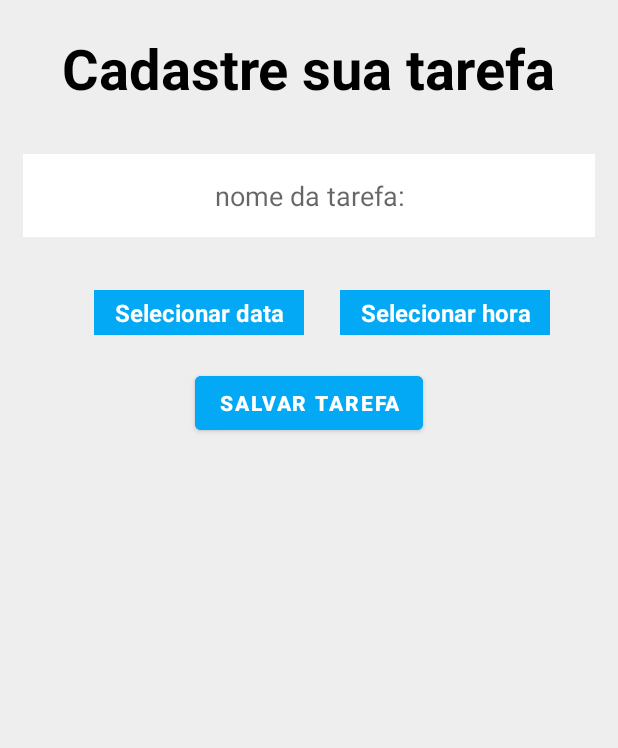
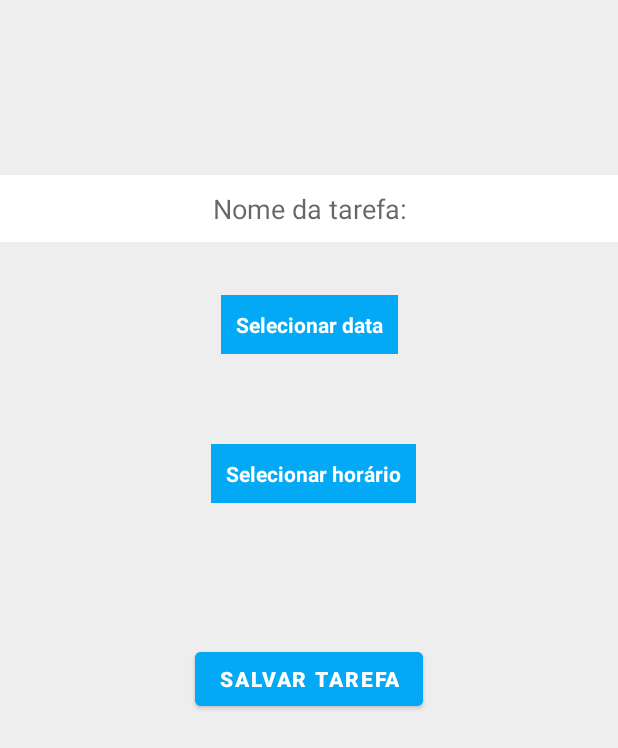
Before and after one commit to edumfelix/HubApp, an Android app: the CadastrarTarefaActivity screen opened directly, with no data from a screen before it, on a phone screen of 412 x 824 dp. Shown: the top 748 px of the screen. Run offline under Robolectric (Android 15) with nearby library versions, the phone set to English and light mode, and no system bars.

```diff
--- a/app/src/main/java/com/guina/tasklist/TELAS/CadastrarTarefaActivity.java
+++ b/app/src/main/java/com/guina/tasklist/TELAS/CadastrarTarefaActivity.java
@@ -7,7 +7,6 @@ import android.app.TimePickerDialog;
 import android.content.Intent;
 import android.os.Bundle;
 import android.view.View;
-import android.view.Window;
 import android.widget.Button;
 import android.widget.DatePicker;
 import android.widget.EditText;
@@ -20,52 +19,51 @@ import com.guina.tasklist.Tarefa;
 
 import java.text.SimpleDateFormat;
 import java.util.Calendar;
+import java.util.Locale;
 
 public class CadastrarTarefaActivity extends AppCompatActivity {
 
-
-    private EditText EdtTarefa;
+    private EditText edtDescricao;
     private TextView txtData;
     private TextView txtHora;
     private Button btnSalvar;
     private Calendar dataHora = Calendar.getInstance();
 
+
     @Override
     protected void onCreate(Bundle savedInstanceState) {
         super.onCreate(savedInstanceState);
-        requestWindowFeature(Window.FEATURE_NO_TITLE);
-        //getSupportActionBar().hide();
         setContentView(R.layout.activity_cadastrar_tarefa);
 
-        EdtTarefa = (EditText) findViewById(R.id.til_descricao);
-        txtData = (TextView) findViewById(R.id.txt_data);
-        txtHora = (TextView) findViewById(R.id.txt_hora);
-        btnSalvar = (Button) findViewById(R.id.btn_salvar);
+        edtDescricao = findViewById(R.id.edt_descricao);
+        txtData = findViewById(R.id.txt_data);
+        txtHora = findViewById(R.id.txt_hora);
+        btnSalvar =  findViewById(R.id.btn_salvar);
 
         txtData.setOnClickListener(new View.OnClickListener() {
             @Override
             public void onClick(View v) {
-                new DatePickerDialog(CadastrarTarefaActivity.this, d, dataHora.get(Calendar.YEAR), dataHora.get(Calendar.MONTH), dataHora.get(Calendar.DAY_OF_MONTH)).show();
+                new DatePickerDialog(CadastrarTarefaActivity.this, dateDialog, dataHora.get(Calendar.YEAR), dataHora.get(Calendar.MONTH), dataHora.get(Calendar.DAY_OF_MONTH)).show();
             }
         });
 
         txtHora.setOnClickListener(new View.OnClickListener() {
             @Override
             public void onClick(View v) {
-                new TimePickerDialog(CadastrarTarefaActivity.this, t, dataHora.get(Calendar.HOUR), dataHora.get(Calendar.MINUTE), true).show();
+                new TimePickerDialog(CadastrarTarefaActivity.this, timeDialog, dataHora.get(Calendar.HOUR), dataHora.get(Calendar.MINUTE), true).show();
             }
         });
 
         btnSalvar.setOnClickListener(new View.OnClickListener() {
             @Override
-            public void onClick(View v) {
-                if (validarDescricao()) {
+            public void onClick(View view) {
+                if(validarDescricao()){
                     Tarefa tarefa = new Tarefa();
-                    tarefa.setDescricao(EdtTarefa.getText().toString().trim());
+                    tarefa.setDescricao(edtDescricao.getText().toString().trim());
                     tarefa.setDataHora(dataHora.getTimeInMillis());
-                    AppDatabase.getAppDatabase(CadastrarTarefaActivity.this).tarefaDAO().inserir(tarefa);
+                    AppDatabase.getAppDatabase(CadastrarTarefaActivity.this).tarefaDAO().insert(tarefa);
                     Intent intent = new Intent();
-                    intent.putExtra("resposta", "OK");
+                    intent.putExtra("resposta", "ok");
                     setResult(RESULT_OK, intent);
                     finish();
                 }
@@ -74,34 +72,33 @@ public class CadastrarTarefaActivity extends AppCompatActivity {
 
     }
 
-    DatePickerDialog.OnDateSetListener d = new DatePickerDialog.OnDateSetListener() {
+    DatePickerDialog.OnDateSetListener dateDialog = new DatePickerDialog.OnDateSetListener() {
         @Override
         public void onDateSet(DatePicker view, int year, int month, int dayOfMonth) {
             dataHora.set(Calendar.YEAR, year);
             dataHora.set(Calendar.MONTH, month);
             dataHora.set(Calendar.DAY_OF_MONTH, dayOfMonth);
-            SimpleDateFormat formatacao = new SimpleDateFormat("dd/MM/yyyy");
+            SimpleDateFormat formatacao = new SimpleDateFormat("dd/MM/yyyy", Locale.US);
             txtData.setText(formatacao.format(dataHora.getTime()));
         }
     };
 
-    TimePickerDialog.OnTimeSetListener t = new TimePickerDialog.OnTimeSetListener() {
+    TimePickerDialog.OnTimeSetListener timeDialog = new TimePickerDialog.OnTimeSetListener() {
         @Override
         public void onTimeSet(TimePicker view, int hourOfDay, int minute) {
             dataHora.set(Calendar.HOUR, hourOfDay);
             dataHora.set(Calendar.MINUTE, minute);
-            SimpleDateFormat formatacao = new SimpleDateFormat("HH:mm");
+            SimpleDateFormat formatacao = new SimpleDateFormat("HH:mm", Locale.US);
             txtHora.setText(formatacao.format(dataHora.getTime()));
         }
     };
 
-
     public boolean validarDescricao(){
-        if (EdtTarefa.getText().toString().trim().equals("")){
-            EdtTarefa.setError("O nome da tarefa não pode estar em branco!");
+        if (edtDescricao.getText().toString().trim().equals("")){
+            edtDescricao.setError("A descrição da tarefa não pode estar em branco!");
             return false;
         }
-        EdtTarefa.setError(null);
+        edtDescricao.setError(null);
         return true;
     }
 
--- a/app/src/main/res/layout/activity_cadastrar_tarefa.xml
+++ b/app/src/main/res/layout/activity_cadastrar_tarefa.xml
@@ -9,88 +9,66 @@
     android:theme="@style/Theme.TaskList.NoActionBar">
 
     <EditText
-        android:id="@+id/til_descricao"
-        android:layout_width="0dp"
+        android:id="@+id/edt_descricao"
+        android:layout_width="match_parent"
         android:layout_height="wrap_content"
+        android:hint="@string/hint_tarefa"
+        android:background="@color/white"
         android:gravity="center_horizontal"
-        android:hint="@string/hint_tarefa"
+        android:padding="10dp"
+        app:layout_constraintBottom_toBottomOf="parent"
+        app:layout_constraintTop_toTopOf="parent"
+        app:layout_constraintVertical_bias="0.15"
+        tools:layout_editor_absoluteX="-43dp" />
+
+    <TextView
+        android:id="@+id/txt_data"
+        android:layout_width="wrap_content"
+        android:layout_height="wrap_content"
+        android:layout_marginStart="157dp"
+        android:layout_marginEnd="157dp"
+        android:textStyle="bold"
+        android:textColor="@color/white"
+        android:background="@color/bluelight"
+        android:padding="10dp"
+        android:gravity="center_horizontal"
+        android:text="@string/txt_data"
         app:layout_constraintBottom_toBottomOf="parent"
         app:layout_constraintEnd_toEndOf="parent"
         app:layout_constraintStart_toStartOf="parent"
         app:layout_constraintTop_toTopOf="parent"
-        app:layout_constraintVertical_bias="0.118"
-        android:background="@color/white"
-        android:padding="15dp"
-        android:layout_margin="15dp"
-        android:minHeight="48dp"
-
-        />
-
-    <TextView
-        android:id="@+id/txt_data"
-        android:gravity="center_horizontal|center_vertical"
-        android:layout_width="140dp"
-        android:layout_height="30dp"
-        android:background="#03A9F4"
-        android:layout_marginStart="20dp"
-        android:text="@string/txt_data"
-        android:textSize="16sp"
-        android:textStyle="bold"
-        android:textColor="@color/white"
-        app:layout_constraintBottom_toBottomOf="parent"
-        app:layout_constraintEnd_toEndOf="parent"
-        app:layout_constraintHorizontal_bias="0.169"
-        app:layout_constraintStart_toStartOf="parent"
-        app:layout_constraintTop_toBottomOf="@+id/til_descricao"
-        app:layout_constraintVertical_bias="0.056" />
+        app:layout_constraintVertical_bias="0.251" />
 
     <TextView
         android:id="@+id/txt_hora"
-        android:gravity="center_vertical|center_horizontal"
-        android:layout_width="140dp"
-        android:layout_height="30dp"
-        android:layout_marginEnd="20dp"
+        android:layout_width="wrap_content"
+        android:layout_height="wrap_content"
+        android:layout_marginStart="151dp"
+        android:layout_marginEnd="146dp"
+        android:gravity="center_horizontal"
         android:text="@string/txt_hora"
-        android:background="#03A9F4"
+        android:padding="10dp"
+        android:background="@color/bluelight"
+        android:textColor="@color/white"
         android:textStyle="bold"
-        android:textSize="16sp"
-        android:textColor="@color/white"
         app:layout_constraintBottom_toBottomOf="parent"
         app:layout_constraintEnd_toEndOf="parent"
-        app:layout_constraintHorizontal_bias="0.9"
         app:layout_constraintStart_toStartOf="parent"
-        app:layout_constraintTop_toBottomOf="@+id/til_descricao"
-        app:layout_constraintVertical_bias="0.056" />
+        app:layout_constraintTop_toTopOf="parent"
+        app:layout_constraintVertical_bias="0.377" />
 
     <Button
         android:id="@+id/btn_salvar"
         android:layout_width="wrap_content"
         android:layout_height="wrap_content"
         android:text="@string/btn_salvar"
+        android:backgroundTint="@color/bluelight"
         android:textStyle="bold"
         app:layout_constraintBottom_toBottomOf="parent"
         app:layout_constraintEnd_toEndOf="parent"
         app:layout_constraintStart_toStartOf="parent"
         app:layout_constraintTop_toTopOf="parent"
-        app:layout_constraintVertical_bias="0.315"
-        android:backgroundTint="#03A9F4"/>
-
-    <TextView
-        android:id="@+id/textView"
-        android:layout_width="wrap_content"
-        android:layout_height="wrap_content"
-        android:layout_marginStart="176dp"
-        android:layout_marginTop="30dp"
-        android:layout_marginEnd="177dp"
-        android:layout_marginBottom="42dp"
-        android:text="@string/txt_titulo"
-        android:textStyle="bold"
-        android:textSize="37dp"
-        android:textColor="@color/black"
-        app:layout_constraintBottom_toTopOf="@+id/til_descricao"
-        app:layout_constraintEnd_toEndOf="parent"
-        app:layout_constraintStart_toStartOf="parent"
-        app:layout_constraintTop_toTopOf="parent" />
+        app:layout_constraintVertical_bias="0.552" />
 
 
 </androidx.constraintlayout.widget.ConstraintLayout>
--- a/app/src/main/res/values/strings.xml
+++ b/app/src/main/res/values/strings.xml
@@ -1,8 +1,8 @@
 <resources>
     <string name="app_name">Hub</string>
-    <string name="hint_tarefa">nome da tarefa:</string>
+    <string name="hint_tarefa">Nome da tarefa:</string>
     <string name="txt_data">Selecionar data</string>
-    <string name="txt_hora">Selecionar hora</string>
+    <string name="txt_hora">Selecionar horário</string>
     <string name="btn_salvar">Salvar tarefa</string>
     <string name="btn_alterar">Alterar tarefa</string>
     <string name="txt_titulo">Cadastre sua tarefa</string>
@@ -18,5 +18,6 @@
     <string name="txt_sobre">Aplicativo criado com intuito de facilitar a vida do usuário reunindo funções em um único aplicativo. \n\n Foi desenvolvido por
     Eduardo Felix, Guilherme Leite e João Pedro Cavalcante no módulo 3 do curso de programação para dispositivos móveis do programa federal           QualificaMais.
     </string>
+    <string name="titulo">Tarefas</string>
 
 </resources>
```
Also changed, not shown: app/src/main/java/com/guina/tasklist/AppDatabase.java (+8 -9 lines), app/src/main/java/com/guina/tasklist/ListarTarefasAdapter.java (+31 -31 lines), app/src/main/java/com/guina/tasklist/TELAS/AlterarTarefaActivity.java (+42 -38 lines), app/src/main/java/com/guina/tasklist/TELAS/MainActivity.java (+52 -56 lines), app/src/main/java/com/guina/tasklist/Tarefa.java (+5 -2 lines), app/src/main/java/com/guina/tasklist/TarefaDAO.java (+7 -7 lines), app/src/main/res/layout/activity_alterar_tarefa.xml (+58 -77 lines), app/src/main/res/layout/adapter_listar_tarefas.xml (deleted, +0 -41 lines), app/src/main/res/layout/lista_main.xml (+36 -14 lines), app/src/main/res/layout/tarefa_item.xml (added, +27 -0 lines).
